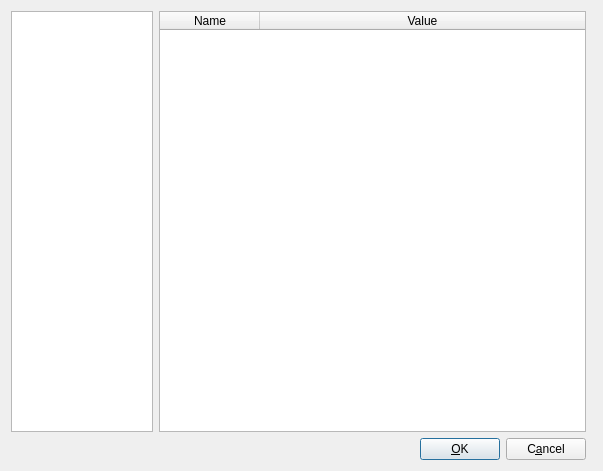
This is MinerConsole-Worker/src/SettingsDlg.ui in Neomer/MinerConsole as Qt 5 draws it before an edit. The edited form follows.
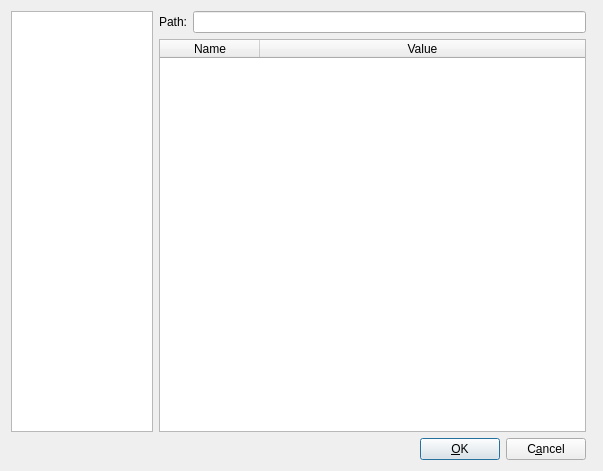
This is the edited form.

```diff
--- a/MinerConsole-Worker/src/SettingsDlg.ui
+++ b/MinerConsole-Worker/src/SettingsDlg.ui
@@ -29,6 +29,25 @@
         </widget>
        </item>
        <item>
+        <layout class="QVBoxLayout" name="verticalLayout_3">
+         <property name="rightMargin">
+          <number>0</number>
+         </property>
+         <item>
+          <layout class="QFormLayout" name="formLayout">
+           <item row="0" column="0">
+            <widget class="QLabel" name="pathLabel">
+             <property name="text">
+              <string>Path:</string>
+             </property>
+            </widget>
+           </item>
+           <item row="0" column="1">
+            <widget class="QLineEdit" name="pathLineEdit"/>
+           </item>
+          </layout>
+         </item>
+         <item>
         <widget class="QTableWidget" name="tableWidget">
          <property name="showDropIndicator" stdset="0">
           <bool>false</bool>
@@ -50,6 +69,8 @@
           </property>
          </column>
         </widget>
+         </item>
+        </layout>
        </item>
       </layout>
      </item>
```
Lines whose indentation alone changed are shown as unchanged.
